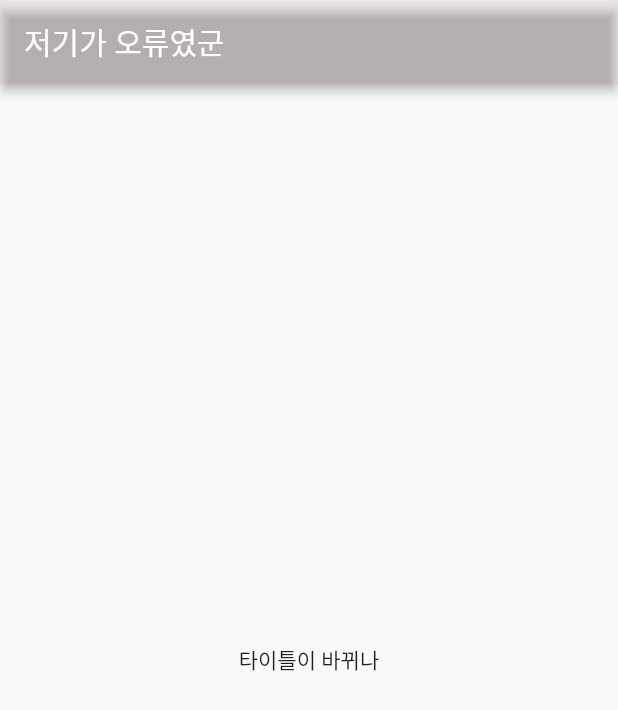
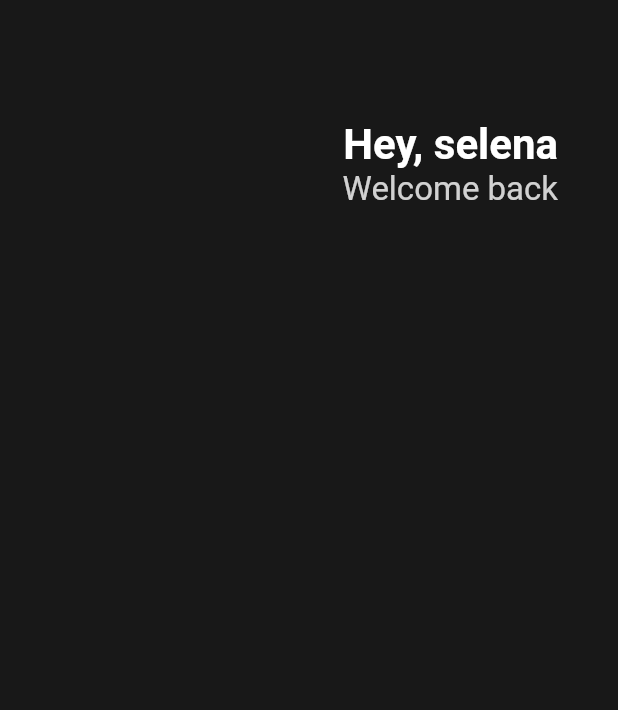
Before and after one commit to seunghoona/flutter-webtoon, a Flutter app: the screen it shows after launch, on a phone screen of 412 x 824 dp. Shown: the top 710 px of the screen. Run offline on Flutter 3.47's test engine with Material 2 defaults, Android fonts, the phone set to English and light mode, and no system bars.

Commit message:
feat(main) : createHeader

```diff
--- a/lib/main.dart
+++ b/lib/main.dart
@@ -1,13 +1,6 @@
 import 'package:flutter/material.dart';
 
-// 기본 클래스 생성
-class Player {
-  String? name;
-  Player({required this.name});
-}
-
 void main() {
-  var player = Player(name: "seunghoo");
   runApp(MyApp());
 }
 
@@ -17,13 +10,39 @@ class MyApp extends StatelessWidget {
     // 어떤 앱처럼 보이고 싶은지 보여주고 싶은지 정할 수 있다.
     return MaterialApp(
       home: Scaffold(
-        appBar: AppBar(
-          elevation: 3,
-          backgroundColor: Color.fromARGB(11, 177, 13, 13),
-          title: Text("저기가 오류였군"),
-        ),
-        body: Center(
-          child: Text("타이틀이 바뀌나"),
+        backgroundColor: const Color(0xFF181818),
+        body: Padding(
+          padding: const EdgeInsets.symmetric(horizontal: 40),
+          child: Column(
+            children: [
+              const SizedBox(
+                height: 80,
+              ),
+              Row(
+                mainAxisAlignment: MainAxisAlignment.end,
+                children: [
+                  Column(
+                    crossAxisAlignment: CrossAxisAlignment.end,
+                    children: [
+                      const Text(
+                        "Hey, selena",
+                        style: TextStyle(
+                          color: Colors.white,
+                          fontSize: 28,
+                          fontWeight: FontWeight.w600,
+                        ),
+                      ),
+                      Text(
+                        "Welcome back",
+                        style: TextStyle(
+                            color: Colors.white.withOpacity(0.8), fontSize: 22),
+                      )
+                    ],
+                  )
+                ],
+              )
+            ],
+          ),
         ),
       ),
     );
```
